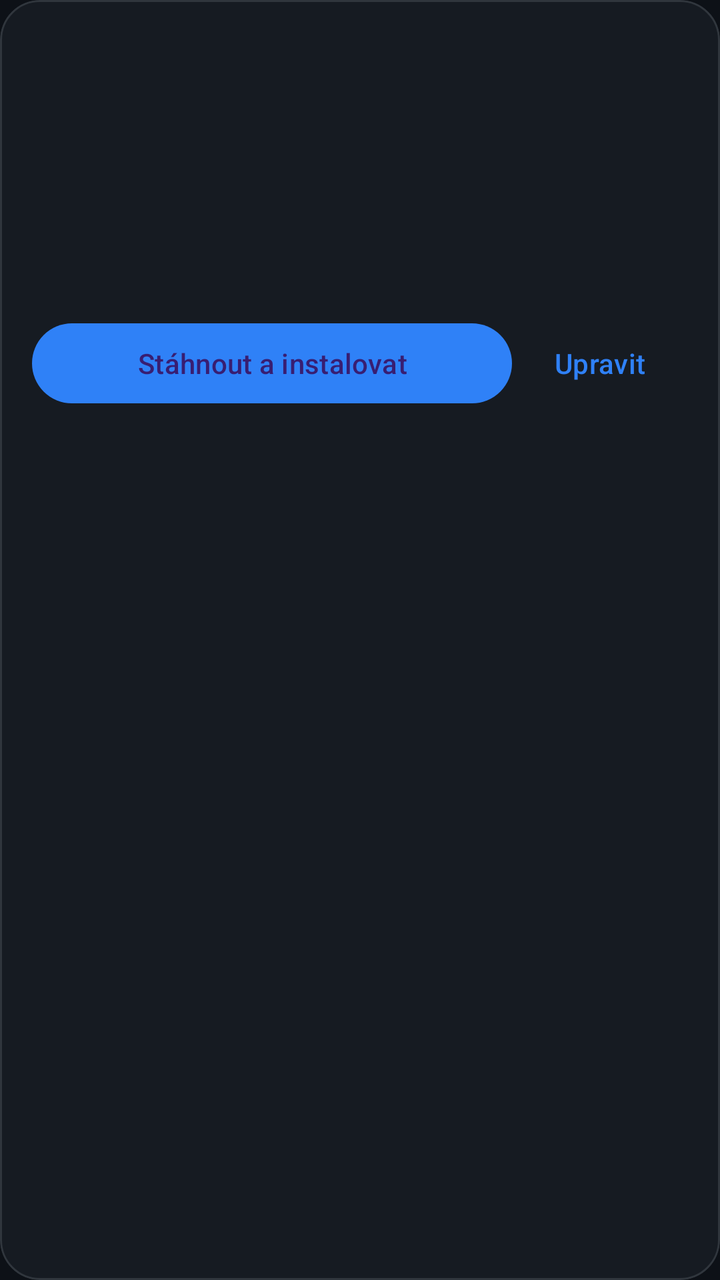
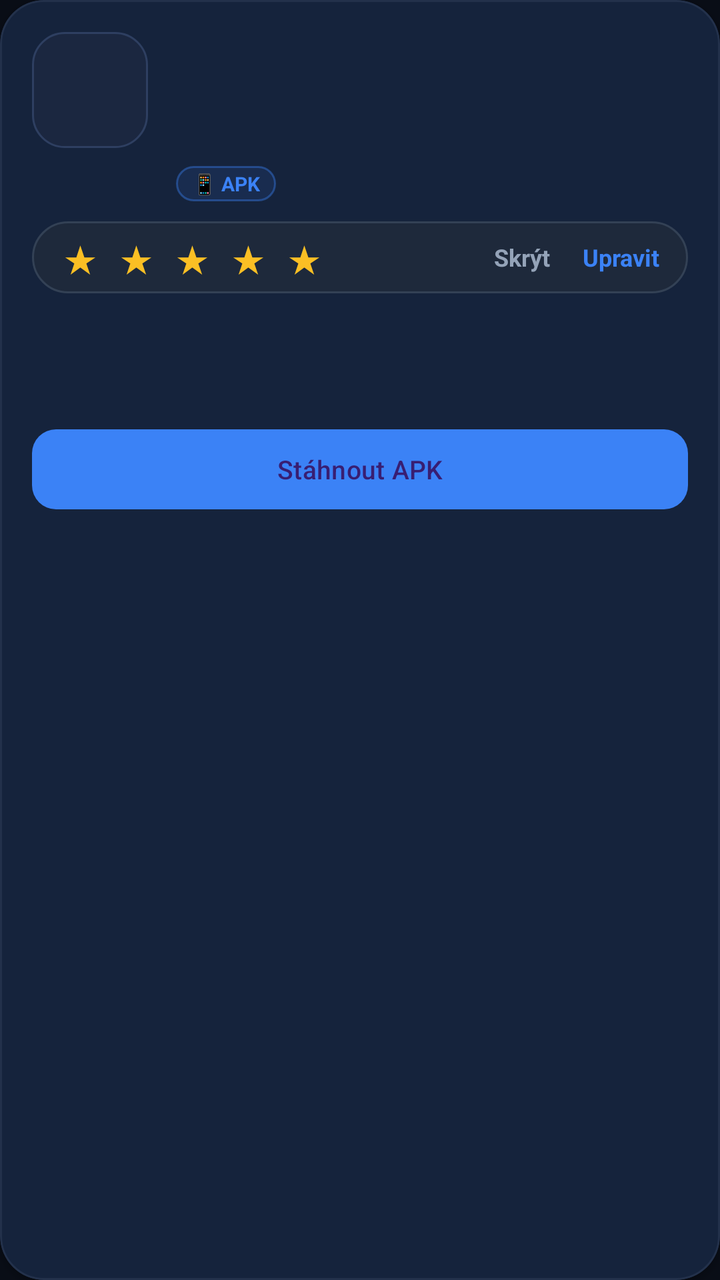

The first picture is an Android layout as it rendered before a commit; the second is the same layout after the commit. The layout source and the unified diff follow.
<!-- AndroidManifest.xml: application theme Theme.InsaneMarket -->
<!-- res/layout/item_app.xml -->
<?xml version="1.0" encoding="utf-8"?>
<com.google.android.material.card.MaterialCardView xmlns:android="http://schemas.android.com/apk/res/android"
    xmlns:app="http://schemas.android.com/apk/res-auto"
    android:layout_width="match_parent"
    android:layout_height="wrap_content"
    android:layout_marginBottom="12dp"
    app:cardBackgroundColor="@color/market_card"
    app:cardCornerRadius="20dp"
    app:strokeColor="@color/market_border"
    app:strokeWidth="1dp">

    <LinearLayout
        android:layout_width="match_parent"
        android:layout_height="wrap_content"
        android:orientation="vertical"
        android:padding="16dp">

        <LinearLayout
            android:layout_width="match_parent"
            android:layout_height="wrap_content"
            android:gravity="center_vertical"
            android:orientation="horizontal">

            <TextView
                android:id="@+id/name"
                android:layout_width="0dp"
                android:layout_height="wrap_content"
                android:layout_weight="1"
                android:textColor="@color/market_text"
                android:textSize="20sp"
                android:textStyle="bold" />

            <TextView
                android:id="@+id/badge"
                android:layout_width="wrap_content"
                android:layout_height="wrap_content"
                android:background="@drawable/status_badge"
                android:paddingStart="10dp"
                android:paddingTop="4dp"
                android:paddingEnd="10dp"
                android:paddingBottom="4dp"
                android:textColor="@color/market_success"
                android:textSize="12sp"
                android:visibility="gone" />
        </LinearLayout>

        <TextView android:id="@+id/repo" android:layout_width="match_parent" android:layout_height="wrap_content" android:layout_marginTop="2dp" android:textColor="@color/market_muted" android:textSize="13sp"/>
        <TextView android:id="@+id/version" android:layout_width="match_parent" android:layout_height="wrap_content" android:layout_marginTop="8dp" android:textColor="@color/market_text" android:textSize="14sp"/>
        <TextView android:id="@+id/desc" android:layout_width="match_parent" android:layout_height="wrap_content" android:layout_marginTop="8dp" android:maxLines="3" android:ellipsize="end" android:textColor="@color/market_muted"/>
        <TextView android:id="@+id/status" android:layout_width="match_parent" android:layout_height="wrap_content" android:layout_marginTop="10dp" android:textColor="@color/market_text" android:textStyle="italic"/>

        <com.google.android.material.progressindicator.LinearProgressIndicator
            android:id="@+id/itemProgress"
            android:layout_width="match_parent"
            android:layout_height="wrap_content"
            android:layout_marginTop="10dp"
            android:visibility="gone" />

        <LinearLayout
            android:layout_width="match_parent"
            android:layout_height="wrap_content"
            android:layout_marginTop="12dp"
            android:orientation="horizontal">

            <com.google.android.material.button.MaterialButton
                android:id="@+id/action"
                style="@style/Widget.Material3.Button"
                android:layout_width="0dp"
                android:layout_height="wrap_content"
                android:layout_weight="1"
                android:text="@string/download_install" />

            <com.google.android.material.button.MaterialButton
                android:id="@+id/open"
                style="@style/Widget.Material3.Button.OutlinedButton"
                android:layout_width="wrap_content"
                android:layout_height="wrap_content"
                android:layout_marginStart="8dp"
                android:text="@string/open"
                android:visibility="gone" />

            <com.google.android.material.button.MaterialButton
                android:id="@+id/edit"
                style="@style/Widget.Material3.Button.TextButton"
                android:layout_width="wrap_content"
                android:layout_height="wrap_content"
                android:text="@string/edit" />
        </LinearLayout>
    </LinearLayout>
</com.google.android.material.card.MaterialCardView>
<!-- resources referenced by this layout -->
<resources>
  <color name="market_border">#30363D</color>
  <color name="market_card">#161B22</color>
  <color name="market_muted">#8B949E</color>
  <color name="market_success">#3FB950</color>
  <color name="market_text">#E6EDF3</color>
  <!-- drawable status_badge (drawable) -->
  <shape xmlns:android="http://schemas.android.com/apk/res/android">
      <solid android:color="#223FB950"/>
      <corners android:radius="999dp"/>
      <stroke android:width="1dp" android:color="#553FB950"/>
  </shape>
  <string name="download_install">Stáhnout a instalovat</string>
  <string name="edit">Upravit</string>
  <string name="open">Otevřít</string>
  <style name="Theme.InsaneMarket" parent="Theme.Material3.Dark.NoActionBar">
          <item name="colorPrimary">@color/market_primary</item>
          <item name="colorSecondary">@color/market_primary</item>
          <item name="android:statusBarColor">@color/market_surface</item>
          <item name="android:navigationBarColor">@color/market_surface</item>
          <item name="android:windowBackground">@color/market_surface</item>
          <item name="android:textColorPrimary">@color/market_text</item>
          <item name="android:textColorSecondary">@color/market_muted</item>
      </style>
  <color name="market_primary">#2F81F7</color>
  <color name="market_surface">#0D1117</color>
</resources>

<!-- the commit's change to res/layout/item_app.xml (unified diff, before → after) -->
@@ -3,9 +3,10 @@
     xmlns:app="http://schemas.android.com/apk/res-auto"
     android:layout_width="match_parent"
     android:layout_height="wrap_content"
-    android:layout_marginBottom="12dp"
+    android:layout_marginBottom="14dp"
     app:cardBackgroundColor="@color/market_card"
-    app:cardCornerRadius="20dp"
+    app:cardCornerRadius="22dp"
+    app:cardElevation="2dp"
     app:strokeColor="@color/market_border"
     app:strokeWidth="1dp">
 
@@ -15,51 +16,270 @@
         android:orientation="vertical"
         android:padding="16dp">
 
+        
         <LinearLayout
             android:layout_width="match_parent"
             android:layout_height="wrap_content"
+            android:gravity="top"
+            android:orientation="horizontal">
+
+            <ImageView
+                android:id="@+id/appIcon"
+                android:layout_width="58dp"
+                android:layout_height="58dp"
+                android:background="@drawable/icon_frame"
+                android:contentDescription="@null"
+                android:padding="2dp"
+                android:scaleType="centerCrop" />
+
+            <LinearLayout
+                android:layout_width="0dp"
+                android:layout_height="wrap_content"
+                android:layout_marginStart="14dp"
+                android:layout_weight="1"
+                android:orientation="vertical">
+
+                <LinearLayout
+                    android:layout_width="match_parent"
+                    android:layout_height="wrap_content"
+                    android:gravity="center_vertical"
+                    android:orientation="horizontal">
+
+                    <TextView
+                        android:id="@+id/name"
+                        android:layout_width="0dp"
+                        android:layout_height="wrap_content"
+                        android:layout_weight="1"
+                        android:ellipsize="end"
+                        android:maxLines="1"
+                        android:textColor="@color/market_text"
+                        android:textSize="18sp"
+                        android:textStyle="bold" />
+
+                    <TextView
+                        android:id="@+id/badge"
+                        android:layout_width="wrap_content"
+                        android:layout_height="wrap_content"
+                        android:layout_marginStart="6dp"
+                        android:background="@drawable/status_badge"
+                        android:paddingStart="8dp"
+                        android:paddingTop="3dp"
+                        android:paddingEnd="8dp"
+                        android:paddingBottom="3dp"
+                        android:textColor="@color/market_success"
+                        android:textSize="10sp"
+                        android:textStyle="bold"
+                        android:visibility="gone" />
+                </LinearLayout>
+
+                <TextView
+                    android:id="@+id/repo"
+                    android:layout_width="match_parent"
+                    android:layout_height="wrap_content"
+                    android:layout_marginTop="2dp"
+                    android:ellipsize="end"
+                    android:maxLines="1"
+                    android:textColor="@color/market_muted"
+                    android:textSize="12sp" />
+
+                <TextView
+                    android:id="@+id/version"
+                    android:layout_width="match_parent"
+                    android:layout_height="wrap_content"
+                    android:layout_marginTop="2dp"
+                    android:ellipsize="end"
+                    android:maxLines="1"
+                    android:textColor="@color/market_text"
+                    android:textSize="12sp" />
+
+                
+                <LinearLayout
+                    android:id="@+id/platformBadgesRow"
+                    android:layout_width="match_parent"
+                    android:layout_height="wrap_content"
+                    android:layout_marginTop="6dp"
+                    android:gravity="center_vertical"
+                    android:orientation="horizontal">
+
+                    <TextView
+                        android:id="@+id/badgeApk"
+                        android:layout_width="wrap_content"
+                        android:layout_height="wrap_content"
+                        android:layout_marginEnd="6dp"
+                        android:background="@drawable/badge_pill_apk"
+                        android:paddingStart="8dp"
+                        android:paddingTop="2dp"
+                        android:paddingEnd="8dp"
+                        android:paddingBottom="2dp"
+                        android:text="📱 APK"
+                        android:textColor="@color/market_primary"
+                        android:textSize="10sp"
+                        android:textStyle="bold" />
+
+                    <TextView
+                        android:id="@+id/badgeWeb"
+                        android:layout_width="wrap_content"
+                        android:layout_height="wrap_content"
+                        android:layout_marginEnd="6dp"
+                        android:background="@drawable/badge_pill_web"
+                        android:paddingStart="8dp"
+                        android:paddingTop="2dp"
+                        android:paddingEnd="8dp"
+                        android:paddingBottom="2dp"
+                        android:text="🌐 WEB APP"
+                        android:textColor="@color/market_web"
+                        android:textSize="10sp"
+                        android:textStyle="bold"
+                        android:visibility="gone" />
+
+                    <TextView
+                        android:id="@+id/badgeExtra"
+                        android:layout_width="wrap_content"
+                        android:layout_height="wrap_content"
+                        android:background="@drawable/badge_pill_private"
+                        android:paddingStart="8dp"
+                        android:paddingTop="2dp"
+                        android:paddingEnd="8dp"
+                        android:paddingBottom="2dp"
+                        android:text="🔒 SOUKROMÉ"
+                        android:textColor="@color/market_accent"
+                        android:textSize="10sp"
+                        android:textStyle="bold"
+                        android:visibility="gone" />
+                </LinearLayout>
+            </LinearLayout>
+        </LinearLayout>
+
+        
+        <LinearLayout
+            android:id="@+id/ratingRow"
+            android:layout_width="match_parent"
+            android:layout_height="wrap_content"
+            android:layout_marginTop="10dp"
+            android:background="@drawable/status_badge"
             android:gravity="center_vertical"
-            android:orientation="horizontal">
-
-            <TextView
-                android:id="@+id/name"
+            android:orientation="horizontal"
+            android:paddingStart="10dp"
+            android:paddingTop="4dp"
+            android:paddingEnd="10dp"
+            android:paddingBottom="4dp">
+
+            <TextView
+                android:id="@+id/star1"
+                android:layout_width="28dp"
+                android:layout_height="28dp"
+                android:gravity="center"
+                android:text="★"
+                android:textColor="@color/market_star"
+                android:textSize="19sp" />
+
+            <TextView
+                android:id="@+id/star2"
+                android:layout_width="28dp"
+                android:layout_height="28dp"
+                android:gravity="center"
+                android:text="★"
+                android:textColor="@color/market_star"
+                android:textSize="19sp" />
+
+            <TextView
+                android:id="@+id/star3"
+                android:layout_width="28dp"
+                android:layout_height="28dp"
+                android:gravity="center"
+                android:text="★"
+                android:textColor="@color/market_star"
+                android:textSize="19sp" />
+
+            <TextView
+                android:id="@+id/star4"
+                android:layout_width="28dp"
+                android:layout_height="28dp"
+                android:gravity="center"
+                android:text="★"
+                android:textColor="@color/market_star"
+                android:textSize="19sp" />
+
+            <TextView
+                android:id="@+id/star5"
+                android:layout_width="28dp"
+                android:layout_height="28dp"
+                android:gravity="center"
+                android:text="★"
+                android:textColor="@color/market_star"
+                android:textSize="19sp" />
+
+            <TextView
+                android:id="@+id/ratingLabel"
                 android:layout_width="0dp"
                 android:layout_height="wrap_content"
+                android:layout_marginStart="6dp"
                 android:layout_weight="1"
-                android:textColor="@color/market_text"
-                android:textSize="20sp"
+                android:textColor="@color/market_muted"
+                android:textSize="12sp" />
+
+            <TextView
+                android:id="@+id/btnHide"
+                android:layout_width="wrap_content"
+                android:layout_height="wrap_content"
+                android:paddingStart="8dp"
+                android:paddingTop="4dp"
+                android:paddingEnd="8dp"
+                android:paddingBottom="4dp"
+                android:text="@string/hide"
+                android:textColor="@color/market_muted"
+                android:textSize="12sp"
                 android:textStyle="bold" />
 
             <TextView
-                android:id="@+id/badge"
+                android:id="@+id/edit"
                 android:layout_width="wrap_content"
                 android:layout_height="wrap_content"
-                android:background="@drawable/status_badge"
-                android:paddingStart="10dp"
+                android:paddingStart="8dp"
                 android:paddingTop="4dp"
-                android:paddingEnd="10dp"
+                android:paddingEnd="4dp"
                 android:paddingBottom="4dp"
-                android:textColor="@color/market_success"
+                android:text="@string/edit"
+                android:textColor="@color/market_primary"
                 android:textSize="12sp"
-                android:visibility="gone" />
+                android:textStyle="bold" />
         </LinearLayout>
 
-        <TextView android:id="@+id/repo" android:layout_width="match_parent" android:layout_height="wrap_content" android:layout_marginTop="2dp" android:textColor="@color/market_muted" android:textSize="13sp"/>
-        <TextView android:id="@+id/version" android:layout_width="match_parent" android:layout_height="wrap_content" android:layout_marginTop="8dp" android:textColor="@color/market_text" android:textSize="14sp"/>
-        <TextView android:id="@+id/desc" android:layout_width="match_parent" android:layout_height="wrap_content" android:layout_marginTop="8dp" android:maxLines="3" android:ellipsize="end" android:textColor="@color/market_muted"/>
-        <TextView android:id="@+id/status" android:layout_width="match_parent" android:layout_height="wrap_content" android:layout_marginTop="10dp" android:textColor="@color/market_text" android:textStyle="italic"/>
+        <TextView
+            android:id="@+id/desc"
+            android:layout_width="match_parent"
+            android:layout_height="wrap_content"
+            android:layout_marginTop="10dp"
+            android:ellipsize="end"
+            android:lineSpacingExtra="2dp"
+            android:maxLines="3"
+            android:textColor="@color/market_muted"
+            android:textSize="13sp" />
+
+        <TextView
+            android:id="@+id/status"
+            android:layout_width="match_parent"
+            android:layout_height="wrap_content"
+            android:layout_marginTop="8dp"
+            android:textColor="@color/market_text"
+            android:textSize="12sp"
+            android:textStyle="italic" />
 
         <com.google.android.material.progressindicator.LinearProgressIndicator
             android:id="@+id/itemProgress"
             android:layout_width="match_parent"
             android:layout_height="wrap_content"
-            android:layout_marginTop="10dp"
-            android:visibility="gone" />
-
+            android:layout_marginTop="8dp"
+            android:visibility="gone"
+            app:indicatorColor="@color/market_primary"
+            app:trackCornerRadius="6dp" />
+
+        
         <LinearLayout
             android:layout_width="match_parent"
             android:layout_height="wrap_content"
             android:layout_marginTop="12dp"
+            android:gravity="center_vertical"
             android:orientation="horizontal">
 
             <com.google.android.material.button.MaterialButton
@@ -68,7 +288,20 @@
                 android:layout_width="0dp"
                 android:layout_height="wrap_content"
                 android:layout_weight="1"
-                android:text="@string/download_install" />
+                android:text="@string/download_install"
+                android:textSize="13sp"
+                app:cornerRadius="12dp" />
+
+            <com.google.android.material.button.MaterialButton
+                android:id="@+id/webAction"
+                style="@style/Widget.Material3.Button.TonalButton"
+                android:layout_width="wrap_content"
+                android:layout_height="wrap_content"
+                android:layout_marginStart="8dp"
+                android:text="@string/open_web"
+                android:textSize="13sp"
+                android:visibility="gone"
+                app:cornerRadius="12dp" />
 
             <com.google.android.material.button.MaterialButton
                 android:id="@+id/open"
@@ -77,14 +310,9 @@
                 android:layout_height="wrap_content"
                 android:layout_marginStart="8dp"
                 android:text="@string/open"
-                android:visibility="gone" />
-
-            <com.google.android.material.button.MaterialButton
-                android:id="@+id/edit"
-                style="@style/Widget.Material3.Button.TextButton"
-                android:layout_width="wrap_content"
-                android:layout_height="wrap_content"
-                android:text="@string/edit" />
+                android:textSize="13sp"
+                android:visibility="gone"
+                app:cornerRadius="12dp" />
         </LinearLayout>
     </LinearLayout>
 </com.google.android.material.card.MaterialCardView>
<!-- resource entries referenced after the edit -->
@@ -1,29 +1,65 @@
 <!-- resources referenced by this layout -->
 <resources>
-  <color name="market_border">#30363D</color>
-  <color name="market_card">#161B22</color>
-  <color name="market_muted">#8B949E</color>
-  <color name="market_success">#3FB950</color>
-  <color name="market_text">#E6EDF3</color>
+  <color name="market_accent">#8B5CF6</color>
+  <color name="market_border">#23314B</color>
+  <color name="market_card">#131C2E</color>
+  <color name="market_muted">#94A3B8</color>
+  <color name="market_success">#10B981</color>
+  <color name="market_text">#F1F5F9</color>
+  <color name="market_web">#06B6D4</color>
+  <!-- drawable badge_pill_apk (drawable) -->
+  <?xml version="1.0" encoding="utf-8"?>
+  <shape xmlns:android="http://schemas.android.com/apk/res/android" android:shape="rectangle">
+      <solid android:color="#1A3B82F6" />
+      <stroke android:width="1dp" android:color="#663B82F6" />
+      <corners android:radius="999dp" />
+  </shape>
+  <!-- drawable badge_pill_private (drawable) -->
+  <?xml version="1.0" encoding="utf-8"?>
+  <shape xmlns:android="http://schemas.android.com/apk/res/android" android:shape="rectangle">
+      <solid android:color="#1A8B5CF6" />
+      <stroke android:width="1dp" android:color="#668B5CF6" />
+      <corners android:radius="999dp" />
+  </shape>
+  <!-- drawable badge_pill_web (drawable) -->
+  <?xml version="1.0" encoding="utf-8"?>
+  <shape xmlns:android="http://schemas.android.com/apk/res/android" android:shape="rectangle">
+      <solid android:color="#1A06B6D4" />
+      <stroke android:width="1dp" android:color="#6606B6D4" />
+      <corners android:radius="999dp" />
+  </shape>
+  <!-- drawable icon_frame (drawable) -->
+  <?xml version="1.0" encoding="utf-8"?>
+  <shape xmlns:android="http://schemas.android.com/apk/res/android" android:shape="rectangle">
+      <solid android:color="#1B2740" />
+      <stroke android:width="1dp" android:color="#2E3F61" />
+      <corners android:radius="16dp" />
+  </shape>
   <!-- drawable status_badge (drawable) -->
-  <shape xmlns:android="http://schemas.android.com/apk/res/android">
-      <solid android:color="#223FB950"/>
-      <corners android:radius="999dp"/>
-      <stroke android:width="1dp" android:color="#553FB950"/>
+  <?xml version="1.0" encoding="utf-8"?>
+  <shape xmlns:android="http://schemas.android.com/apk/res/android" android:shape="rectangle">
+      <solid android:color="#1E293B" />
+      <stroke android:width="1dp" android:color="#334155" />
+      <corners android:radius="999dp" />
   </shape>
-  <string name="download_install">Stáhnout a instalovat</string>
+  <string name="download_install">Stáhnout APK</string>
   <string name="edit">Upravit</string>
-  <string name="open">Otevřít</string>
+  <string name="hide">Skrýt</string>
+  <string name="open">Spustit</string>
+  <string name="open_web">Otevřít Web</string>
   <style name="Theme.InsaneMarket" parent="Theme.Material3.Dark.NoActionBar">
           <item name="colorPrimary">@color/market_primary</item>
-          <item name="colorSecondary">@color/market_primary</item>
-          <item name="android:statusBarColor">@color/market_surface</item>
+          <item name="colorSecondary">@color/market_accent</item>
+          <item name="colorSurface">@color/market_card</item>
+          <item name="android:statusBarColor">@color/market_header</item>
           <item name="android:navigationBarColor">@color/market_surface</item>
           <item name="android:windowBackground">@color/market_surface</item>
           <item name="android:textColorPrimary">@color/market_text</item>
           <item name="android:textColorSecondary">@color/market_muted</item>
       </style>
-  <color name="market_primary">#2F81F7</color>
-  <color name="market_surface">#0D1117</color>
+  <color name="market_header">#0F1624</color>
+  <color name="market_primary">#3B82F6</color>
+  <color name="market_star">#FBBF24</color>
+  <color name="market_surface">#090D16</color>
 </resources>
 
